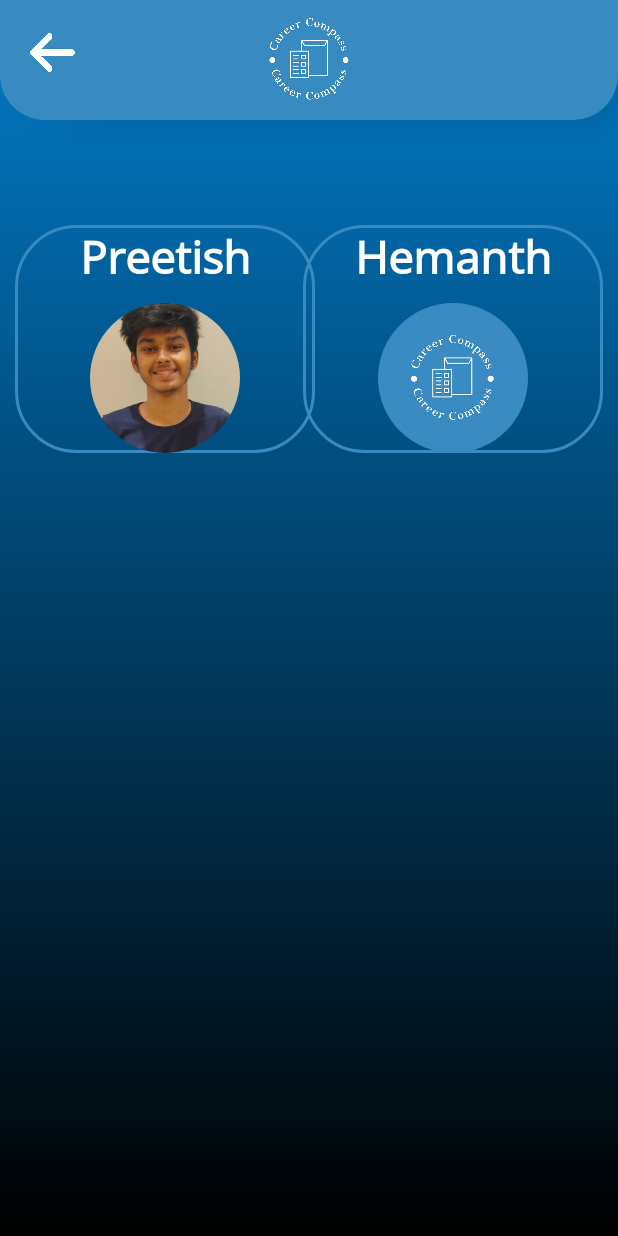
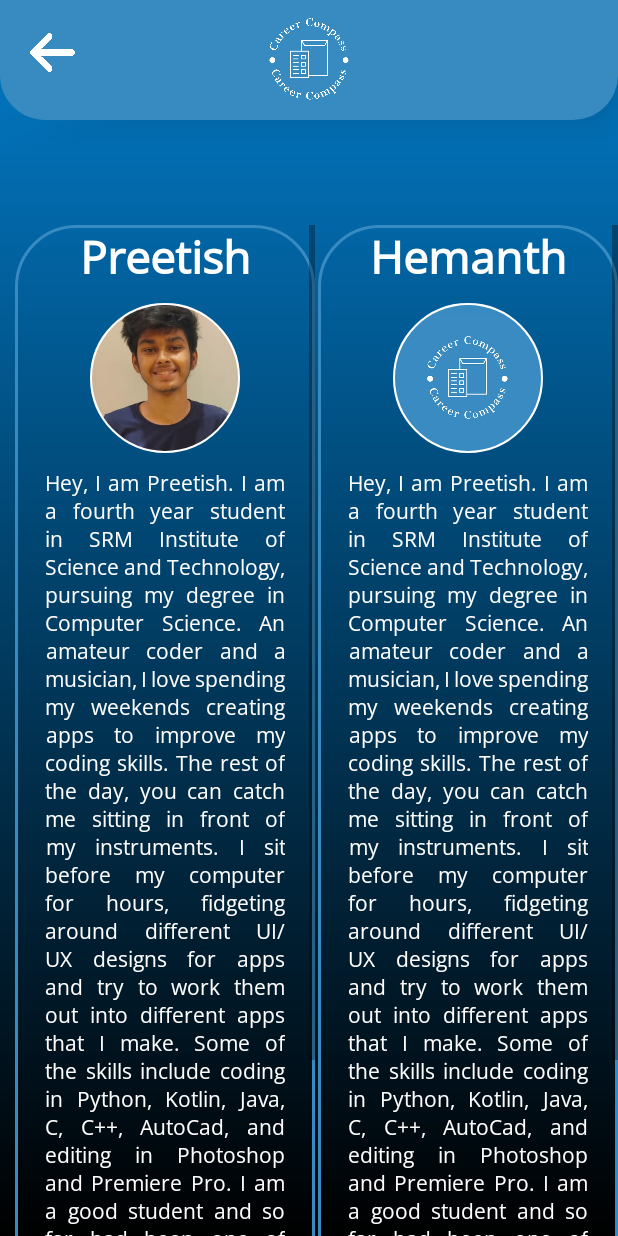
Before and after one commit to PreetishMajumdar/CareerCompassApp, an Android app: the AboutusActivity screen opened directly, with no data from a screen before it, on a phone screen of 412 x 824 dp. Run offline under Robolectric (Android 15) with nearby library versions, the phone set to English and light mode, and no system bars; plain views replace RoundedImageView.

Commit message:
about us page done

```diff
--- a/app/src/main/java/com/example/sampleminorproject/AboutusActivity.java
+++ b/app/src/main/java/com/example/sampleminorproject/AboutusActivity.java
@@ -2,13 +2,29 @@
 
 import androidx.appcompat.app.AppCompatActivity;
 
+import android.content.Intent;
 import android.os.Bundle;
+import android.view.View;
+import android.widget.ImageView;
 
 public class AboutusActivity extends AppCompatActivity {
+
+    ImageView backarrow;
 
     @Override
     protected void onCreate(Bundle savedInstanceState) {
         super.onCreate(savedInstanceState);
         setContentView(R.layout.activity_aboutus);
+
+
+        backarrow=findViewById(R.id.backarrow);
+        backarrow.setOnClickListener(new View.OnClickListener() {
+            @Override
+            public void onClick(View v) {
+                Intent intent = new Intent(AboutusActivity.this, HomeActivity.class);
+                startActivity(intent);
+            }
+        });
+
     }
 }
--- a/app/src/main/res/layout/activity_aboutus.xml
+++ b/app/src/main/res/layout/activity_aboutus.xml
@@ -50,11 +50,12 @@
     <ScrollView
         android:id="@+id/aboutpreetishscroll"
         android:layout_width="200dp"
-        android:layout_height="wrap_content"
+        android:layout_height="0dp"
+        android:layout_marginTop="70dp"
+        android:layout_marginStart="10dp"
         app:layout_constraintStart_toStartOf="parent"
         app:layout_constraintTop_toBottomOf="@id/topbackground"
-        android:layout_marginTop="70dp"
-        android:layout_marginStart="10dp">
+        app:layout_constraintBottom_toBottomOf="parent">
 
         <LinearLayout
             android:layout_width="match_parent"
@@ -79,8 +80,20 @@
                 android:layout_width="100dp"
                 android:layout_height="100dp"
                 android:layout_marginTop="10dp"
+                android:padding="1dp"
+                android:background="@drawable/round_outline"
                 android:src="@drawable/profile_logo_preetish"
-                app:riv_corner_radius="40dp"/>
+                app:riv_corner_radius="50dp"/>
+
+            <TextView
+                android:layout_width="160dp"
+                android:layout_height="wrap_content"
+                android:layout_marginTop="10dp"
+                android:justificationMode="inter_word"
+                android:text="Hey, I am Preetish. I am a fourth year student in SRM Institute of Science and Technology, pursuing my degree in Computer Science. An amateur coder and a musician, I love spending my weekends creating apps to improve my coding skills. The rest of the day, you can catch me sitting in front of my instruments. I sit before my computer for hours, fidgeting around different UI/UX designs for apps and try to work them out into different apps that I make. Some of the skills include coding in Python, Kotlin, Java, C, C++, AutoCad, and editing in Photoshop and Premiere Pro. I am a good student and so far had been one of the top students in my school, having been in the top 1% scorers in my 12th board exams and being recognized with a scholarship for Higher Education."
+                android:textColor="@color/white"
+                android:fontFamily="@font/opensans"
+                android:gravity="center_horizontal"/>
 
         </LinearLayout>
 
@@ -92,11 +105,12 @@
     <ScrollView
         android:id="@+id/abouthemanthscroll"
         android:layout_width="200dp"
-        android:layout_height="wrap_content"
+        android:layout_height="0dp"
+        android:layout_marginTop="70dp"
+        android:layout_marginStart="10dp"
         app:layout_constraintEnd_toEndOf="parent"
         app:layout_constraintTop_toBottomOf="@id/topbackground"
-        android:layout_marginTop="70dp"
-        android:layout_marginEnd="10dp">
+        app:layout_constraintBottom_toBottomOf="parent">
 
         <LinearLayout
             android:layout_width="match_parent"
@@ -121,8 +135,20 @@
                 android:layout_width="100dp"
                 android:layout_height="100dp"
                 android:layout_marginTop="10dp"
+                android:padding="1dp"
+                android:background="@drawable/round_outline"
                 android:src="@drawable/careercompassapplogo"
-                app:riv_corner_radius="40dp"/>
+                app:riv_corner_radius="50dp"/>
+
+            <TextView
+                android:layout_width="160dp"
+                android:layout_height="wrap_content"
+                android:layout_marginTop="10dp"
+                android:justificationMode="inter_word"
+                android:text="Hey, I am Preetish. I am a fourth year student in SRM Institute of Science and Technology, pursuing my degree in Computer Science. An amateur coder and a musician, I love spending my weekends creating apps to improve my coding skills. The rest of the day, you can catch me sitting in front of my instruments. I sit before my computer for hours, fidgeting around different UI/UX designs for apps and try to work them out into different apps that I make. Some of the skills include coding in Python, Kotlin, Java, C, C++, AutoCad, and editing in Photoshop and Premiere Pro. I am a good student and so far had been one of the top students in my school, having been in the top 1% scorers in my 12th board exams and being recognized with a scholarship for Higher Education."
+                android:textColor="@color/white"
+                android:fontFamily="@font/opensans"
+                android:gravity="center_horizontal"/>
 
         </LinearLayout>
 
```
